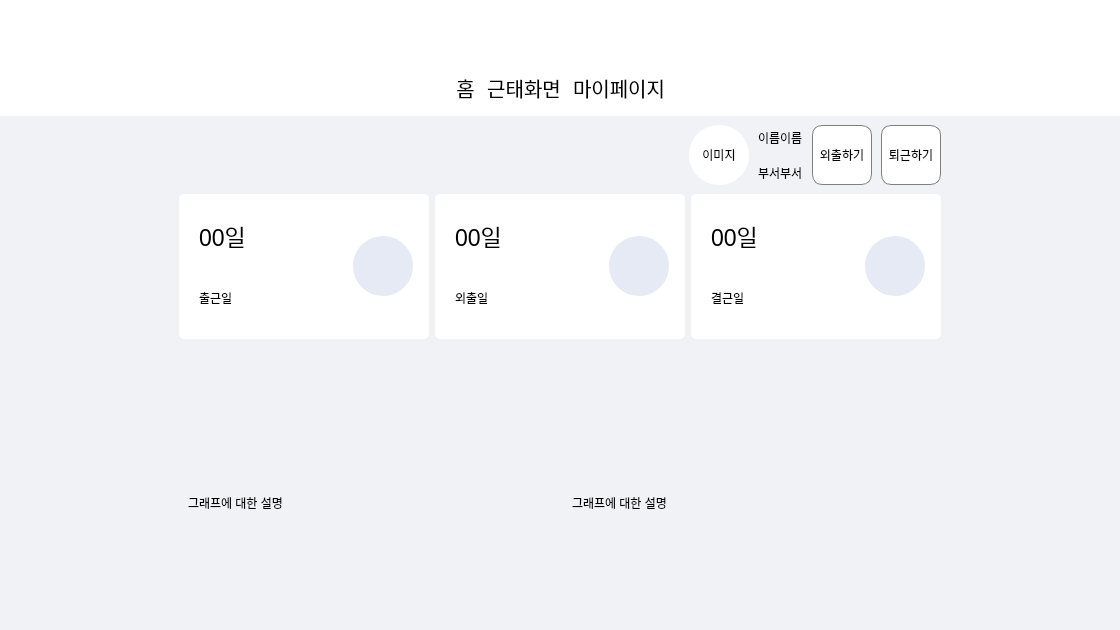
Above: Main/UI/MainWidget.ui from Uyuniwhite/Face-recognition-Attendance-System-Project before the change. Below: the same form after it.
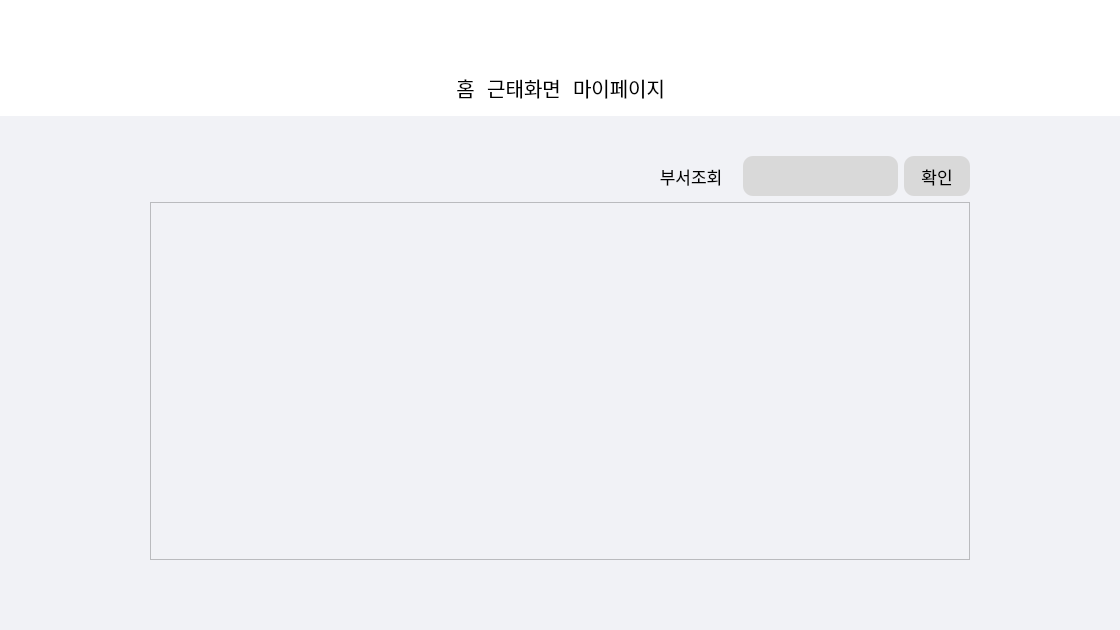
That is the form after the change. Icons and pictures are not drawn.

Diff of the .ui file:
```diff
--- a/Main/UI/MainWidget.ui
+++ b/Main/UI/MainWidget.ui
@@ -219,6 +219,215 @@
         <property name="currentIndex">
          <number>0</number>
         </property>
+        <widget class="QWidget" name="admin_home_page">
+         <layout class="QHBoxLayout" name="horizontalLayout_16">
+          <property name="spacing">
+           <number>0</number>
+          </property>
+          <property name="leftMargin">
+           <number>0</number>
+          </property>
+          <property name="topMargin">
+           <number>40</number>
+          </property>
+          <property name="rightMargin">
+           <number>0</number>
+          </property>
+          <property name="bottomMargin">
+           <number>70</number>
+          </property>
+          <item>
+           <spacer name="horizontalSpacer_5">
+            <property name="orientation">
+             <enum>Qt::Horizontal</enum>
+            </property>
+            <property name="sizeHint" stdset="0">
+             <size>
+              <width>147</width>
+              <height>20</height>
+             </size>
+            </property>
+           </spacer>
+          </item>
+          <item>
+           <widget class="QWidget" name="widget_4" native="true">
+            <property name="minimumSize">
+             <size>
+              <width>820</width>
+              <height>0</height>
+             </size>
+            </property>
+            <layout class="QVBoxLayout" name="verticalLayout_16">
+             <property name="leftMargin">
+              <number>0</number>
+             </property>
+             <property name="topMargin">
+              <number>0</number>
+             </property>
+             <property name="rightMargin">
+              <number>0</number>
+             </property>
+             <property name="bottomMargin">
+              <number>0</number>
+             </property>
+             <item>
+              <layout class="QHBoxLayout" name="horizontalLayout_17">
+               <item>
+                <spacer name="horizontalSpacer_10">
+                 <property name="orientation">
+                  <enum>Qt::Horizontal</enum>
+                 </property>
+                 <property name="sizeHint" stdset="0">
+                  <size>
+                   <width>40</width>
+                   <height>20</height>
+                  </size>
+                 </property>
+                </spacer>
+               </item>
+               <item>
+                <widget class="QLabel" name="label_12">
+                 <property name="minimumSize">
+                  <size>
+                   <width>92</width>
+                   <height>40</height>
+                  </size>
+                 </property>
+                 <property name="font">
+                  <font>
+                   <pointsize>13</pointsize>
+                  </font>
+                 </property>
+                 <property name="text">
+                  <string>부서조회</string>
+                 </property>
+                 <property name="alignment">
+                  <set>Qt::AlignCenter</set>
+                 </property>
+                </widget>
+               </item>
+               <item>
+                <widget class="QComboBox" name="admin_combobox">
+                 <property name="minimumSize">
+                  <size>
+                   <width>155</width>
+                   <height>40</height>
+                  </size>
+                 </property>
+                 <property name="font">
+                  <font>
+                   <pointsize>12</pointsize>
+                  </font>
+                 </property>
+                 <property name="styleSheet">
+                  <string notr="true">#admin_combobox{
+	border-radius:10px;
+	background-color: rgb(217, 217, 217);
+	padding-left:10px;}
+
+#admin_combobox::drop-down{
+	border:0px;
+}
+
+#admin_combobox::down-arrow{
+	image: url(:/down.png);
+	width: 15px;
+	height: 15px;
+	margin-right:15px;
+}
+#admin_combobox::on{
+ border:4px solid gray;
+}
+</string>
+                 </property>
+                </widget>
+               </item>
+               <item>
+                <widget class="QPushButton" name="pushButton_2">
+                 <property name="minimumSize">
+                  <size>
+                   <width>66</width>
+                   <height>40</height>
+                  </size>
+                 </property>
+                 <property name="font">
+                  <font>
+                   <pointsize>13</pointsize>
+                  </font>
+                 </property>
+                 <property name="styleSheet">
+                  <string notr="true">border-radius:10px;
+background-color: rgb(217, 217, 217);</string>
+                 </property>
+                 <property name="text">
+                  <string>확인</string>
+                 </property>
+                </widget>
+               </item>
+              </layout>
+             </item>
+             <item>
+              <widget class="QScrollArea" name="scrollArea">
+               <property name="frameShape">
+                <enum>QFrame::NoFrame</enum>
+               </property>
+               <property name="widgetResizable">
+                <bool>true</bool>
+               </property>
+               <widget class="QWidget" name="scrollAreaWidgetContents">
+                <property name="geometry">
+                 <rect>
+                  <x>0</x>
+                  <y>0</y>
+                  <width>820</width>
+                  <height>356</height>
+                 </rect>
+                </property>
+                <layout class="QVBoxLayout" name="verticalLayout_17">
+                 <property name="leftMargin">
+                  <number>0</number>
+                 </property>
+                 <property name="topMargin">
+                  <number>0</number>
+                 </property>
+                 <property name="rightMargin">
+                  <number>0</number>
+                 </property>
+                 <property name="bottomMargin">
+                  <number>0</number>
+                 </property>
+                 <item>
+                  <widget class="QFrame" name="frame">
+                   <property name="frameShape">
+                    <enum>QFrame::StyledPanel</enum>
+                   </property>
+                   <property name="frameShadow">
+                    <enum>QFrame::Raised</enum>
+                   </property>
+                  </widget>
+                 </item>
+                </layout>
+               </widget>
+              </widget>
+             </item>
+            </layout>
+           </widget>
+          </item>
+          <item>
+           <spacer name="horizontalSpacer_6">
+            <property name="orientation">
+             <enum>Qt::Horizontal</enum>
+            </property>
+            <property name="sizeHint" stdset="0">
+             <size>
+              <width>147</width>
+              <height>20</height>
+             </size>
+            </property>
+           </spacer>
+          </item>
+         </layout>
+        </widget>
         <widget class="QWidget" name="home_page">
          <layout class="QHBoxLayout" name="horizontalLayout_9">
           <property name="leftMargin">
```
Left out of the diff: 7 changed lines with no effect on the pictures.
